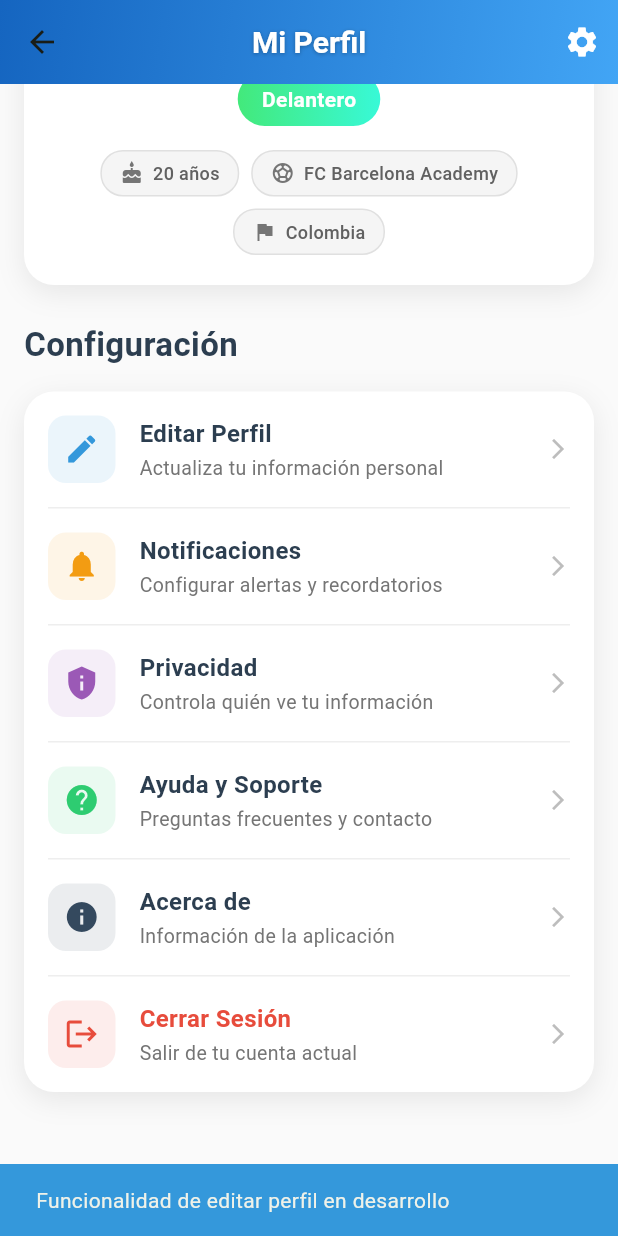
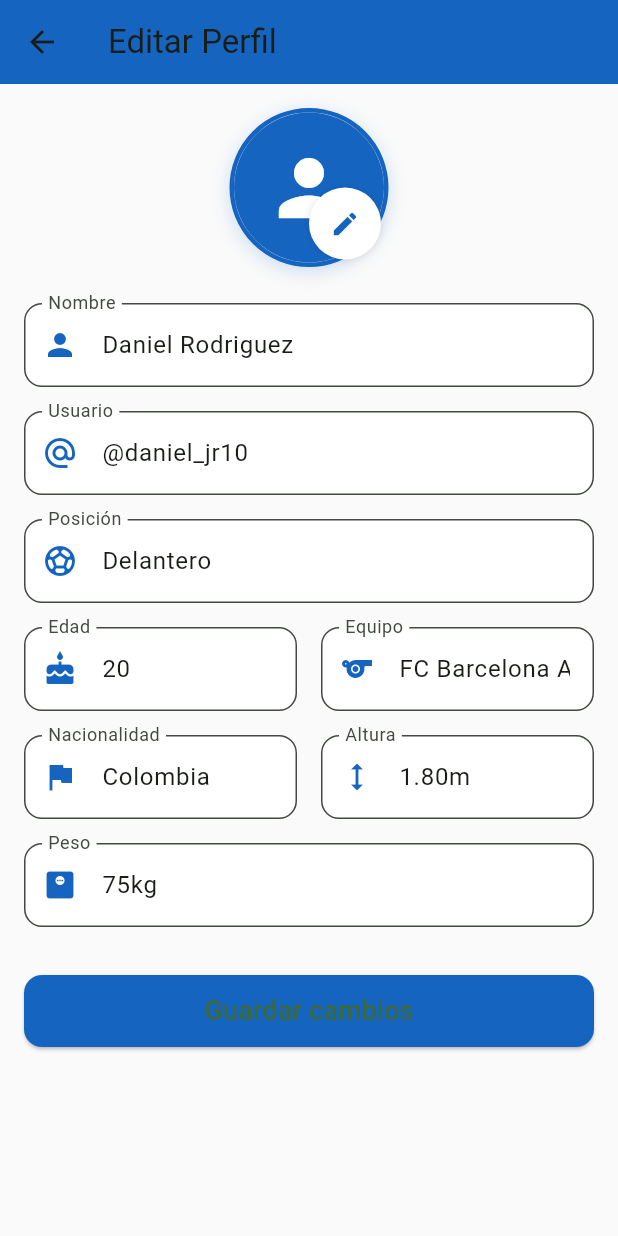
Before and after one commit to DaniielJr10/soccerlife, a Flutter app: the PerfilPage screen opened directly, scrolled down 303 dp, after a tap on "Editar Perfil", on a phone screen of 412 x 824 dp. Run offline on Flutter 3.47's test engine with Material 3 defaults, Android fonts, the light colour scheme and no system bars.

Commit message:
se implemento pantalla editar perfil

```diff
--- /dev/null
+++ b/lib/pantallas/editarperfil.dart
@@ -0,0 +1,217 @@
+
+import 'package:flutter/material.dart';
+
+
+class EditarPerfilPage extends StatefulWidget {
+	@override
+	State<EditarPerfilPage> createState() => _EditarPerfilPageState();
+}
+
+class _EditarPerfilPageState extends State<EditarPerfilPage> {
+	final _formKey = GlobalKey<FormState>();
+	// Simulación de datos actuales del usuario (en producción vendrían de un modelo o provider)
+	String _nombre = 'Daniel Rodriguez';
+	String _username = '@daniel_jr10';
+	String _posicion = 'Delantero';
+	String _edad = '20';
+	String _equipo = 'FC Barcelona Academy';
+	String _nacionalidad = 'Colombia';
+	String _altura = '1.80m';
+	String _peso = '75kg';
+
+	@override
+	Widget build(BuildContext context) {
+		return Scaffold(
+			backgroundColor: Colors.grey[50],
+			appBar: AppBar(
+				title: const Text('Editar Perfil'),
+				backgroundColor: const Color(0xFF1565C0),
+				elevation: 0,
+			),
+			body: SingleChildScrollView(
+				child: Padding(
+					padding: const EdgeInsets.all(16.0),
+					child: Form(
+						key: _formKey,
+						child: Column(
+							crossAxisAlignment: CrossAxisAlignment.center,
+							children: [
+								// Avatar editable
+								Stack(
+									children: [
+										Container(
+											decoration: BoxDecoration(
+												shape: BoxShape.circle,
+												border: Border.all(
+													color: const Color(0xFF1565C0),
+													width: 3,
+												),
+												boxShadow: [
+													BoxShadow(
+														color: const Color(0xFF1565C0).withOpacity(0.2),
+														blurRadius: 10,
+														offset: const Offset(0, 3),
+													),
+												],
+											),
+											child: const CircleAvatar(
+												radius: 50,
+												backgroundColor: Color(0xFF1565C0),
+												child: Icon(
+													Icons.person,
+													size: 60,
+													color: Colors.white,
+												),
+											),
+										),
+										Positioned(
+											bottom: 5,
+											right: 5,
+											child: Container(
+												decoration: BoxDecoration(
+													color: Colors.white,
+													shape: BoxShape.circle,
+													boxShadow: [
+														BoxShadow(
+															color: Colors.black.withOpacity(0.1),
+															blurRadius: 4,
+														),
+													],
+												),
+												child: IconButton(
+													icon: const Icon(Icons.edit, size: 20, color: Color(0xFF1565C0)),
+													onPressed: () {
+														// Acción para cambiar foto de perfil
+													},
+												),
+											),
+										),
+									],
+								),
+								const SizedBox(height: 24),
+								_buildTextField(
+									label: 'Nombre',
+									initialValue: _nombre,
+									icon: Icons.person,
+									onSaved: (v) => _nombre = v ?? '',
+								),
+								const SizedBox(height: 16),
+								_buildTextField(
+									label: 'Usuario',
+									initialValue: _username,
+									icon: Icons.alternate_email,
+									onSaved: (v) => _username = v ?? '',
+								),
+								const SizedBox(height: 16),
+								_buildTextField(
+									label: 'Posición',
+									initialValue: _posicion,
+									icon: Icons.sports_soccer,
+									onSaved: (v) => _posicion = v ?? '',
+								),
+								const SizedBox(height: 16),
+								Row(
+									children: [
+										Expanded(
+											child: _buildTextField(
+												label: 'Edad',
+												initialValue: _edad,
+												icon: Icons.cake,
+												keyboardType: TextInputType.number,
+												onSaved: (v) => _edad = v ?? '',
+											),
+										),
+										const SizedBox(width: 16),
+										Expanded(
+											child: _buildTextField(
+												label: 'Equipo',
+												initialValue: _equipo,
+												icon: Icons.sports,
+												onSaved: (v) => _equipo = v ?? '',
+											),
+										),
+									],
+								),
+								const SizedBox(height: 16),
+								Row(
+									children: [
+										Expanded(
+											child: _buildTextField(
+												label: 'Nacionalidad',
+												initialValue: _nacionalidad,
+												icon: Icons.flag,
+												onSaved: (v) => _nacionalidad = v ?? '',
+											),
+										),
+										const SizedBox(width: 16),
+										Expanded(
+											child: _buildTextField(
+												label: 'Altura',
+												initialValue: _altura,
+												icon: Icons.height,
+												onSaved: (v) => _altura = v ?? '',
+											),
+										),
+									],
+								),
+								const SizedBox(height: 16),
+								_buildTextField(
+									label: 'Peso',
+									initialValue: _peso,
+									icon: Icons.monitor_weight,
+									onSaved: (v) => _peso = v ?? '',
+								),
+								const SizedBox(height: 32),
+								SizedBox(
+									width: double.infinity,
+									height: 48,
+									child: ElevatedButton(
+										style: ElevatedButton.styleFrom(
+											backgroundColor: const Color(0xFF1565C0),
+											shape: RoundedRectangleBorder(
+												borderRadius: BorderRadius.circular(12),
+											),
+										),
+										onPressed: () {
+											if (_formKey.currentState?.validate() ?? false) {
+												_formKey.currentState?.save();
+												// Aquí puedes agregar la lógica para guardar los cambios
+												ScaffoldMessenger.of(context).showSnackBar(
+													const SnackBar(content: Text('Perfil actualizado')),
+												);
+												Navigator.of(context).pop();
+											}
+										},
+										child: const Text('Guardar cambios', style: TextStyle(fontSize: 18)),
+									),
+								),
+							],
+						),
+					),
+				),
+			),
+		);
+	}
+
+	Widget _buildTextField({
+		required String label,
+		required String initialValue,
+		required IconData icon,
+		TextInputType keyboardType = TextInputType.text,
+		required FormFieldSetter<String> onSaved,
+	}) {
+		return TextFormField(
+			decoration: InputDecoration(
+				labelText: label,
+				prefixIcon: Icon(icon, color: const Color(0xFF1565C0)),
+				border: OutlineInputBorder(borderRadius: BorderRadius.circular(12)),
+				filled: true,
+				fillColor: Colors.white,
+			),
+			initialValue: initialValue,
+			keyboardType: keyboardType,
+			validator: (value) => value == null || value.isEmpty ? 'Campo requerido' : null,
+			onSaved: onSaved,
+		);
+	}
+}
--- a/lib/pantallas/perfil.dart
+++ b/lib/pantallas/perfil.dart
@@ -1,4 +1,5 @@
 import 'package:flutter/material.dart';
+import 'editarperfil.dart';
 
 /// Página de perfil del usuario donde puede ver y gestionar su información personal
 /// Incluye datos del jugador, configuraciones y opciones de la cuenta
@@ -502,10 +503,9 @@ class _PerfilPageState extends State<PerfilPage>
   /// En una implementación completa, estas navegarían a pantallas específicas
 
   void _editProfile(BuildContext context) {
-    ScaffoldMessenger.of(context).showSnackBar(
-      const SnackBar(
-        content: Text('Funcionalidad de editar perfil en desarrollo'),
-        backgroundColor: Color(0xFF3498DB),
+    Navigator.of(context).push(
+      MaterialPageRoute(
+        builder: (context) => EditarPerfilPage(),
       ),
     );
   }
```
